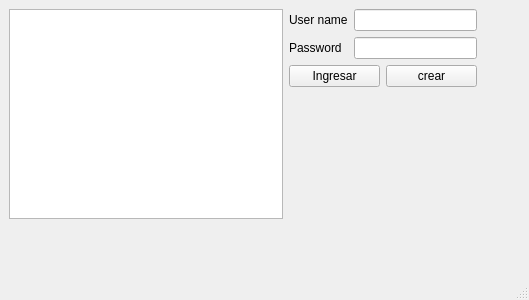
Above: Monster_Truck_PF/mainwindow.ui from sebastianzuluagac/Proyecto_final. before the change. Below: the same form after it.
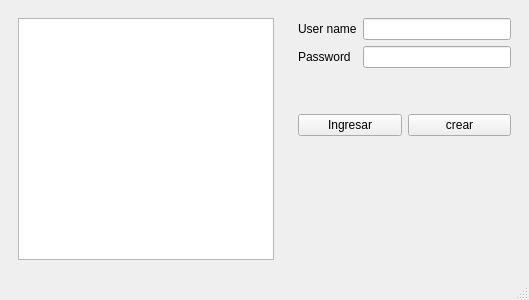
That is the form after the change.

What changed in the file:
```diff
--- a/Monster_Truck_PF/mainwindow.ui
+++ b/Monster_Truck_PF/mainwindow.ui
@@ -14,16 +14,26 @@
    <string>MainWindow</string>
   </property>
   <widget class="QWidget" name="centralwidget">
+   <layout class="QGridLayout" name="gridLayout_2">
+    <item row="0" column="0">
+     <widget class="QWidget" name="widget_2" native="true">
+      <layout class="QGridLayout" name="gridLayout_3">
+       <item row="0" column="0">
+        <widget class="QGraphicsView" name="escena"/>
+       </item>
+      </layout>
+     </widget>
+    </item>
+    <item row="0" column="1">
    <widget class="QWidget" name="widget" native="true">
-    <property name="geometry">
-     <rect>
-      <x>289</x>
-      <y>9</y>
-      <width>188</width>
-      <height>101</height>
-     </rect>
-    </property>
     <layout class="QGridLayout" name="gridLayout">
+       <item row="1" column="0">
+        <widget class="QLabel" name="respuesta">
+         <property name="text">
+          <string/>
+         </property>
+        </widget>
+       </item>
      <item row="0" column="0">
       <layout class="QVBoxLayout" name="caja_ingreso_creacion">
        <item>
@@ -70,30 +80,10 @@
        </item>
       </layout>
      </item>
-     <item row="1" column="0">
-      <widget class="QLabel" name="respuesta">
-       <property name="text">
-        <string/>
-       </property>
-      </widget>
-     </item>
-    </layout>
-   </widget>
-   <widget class="QWidget" name="widget_2" native="true">
-    <property name="geometry">
-     <rect>
-      <x>9</x>
-      <y>9</y>
-      <width>274</width>
-      <height>210</height>
-     </rect>
-    </property>
-    <layout class="QGridLayout" name="gridLayout_3">
-     <item row="0" column="0">
-      <widget class="QGraphicsView" name="escena"/>
-     </item>
-    </layout>
-   </widget>
+      </layout>
+     </widget>
+    </item>
+   </layout>
   </widget>
   <widget class="QMenuBar" name="menubar">
    <property name="geometry">
```
Lines whose indentation alone changed are shown as unchanged.
